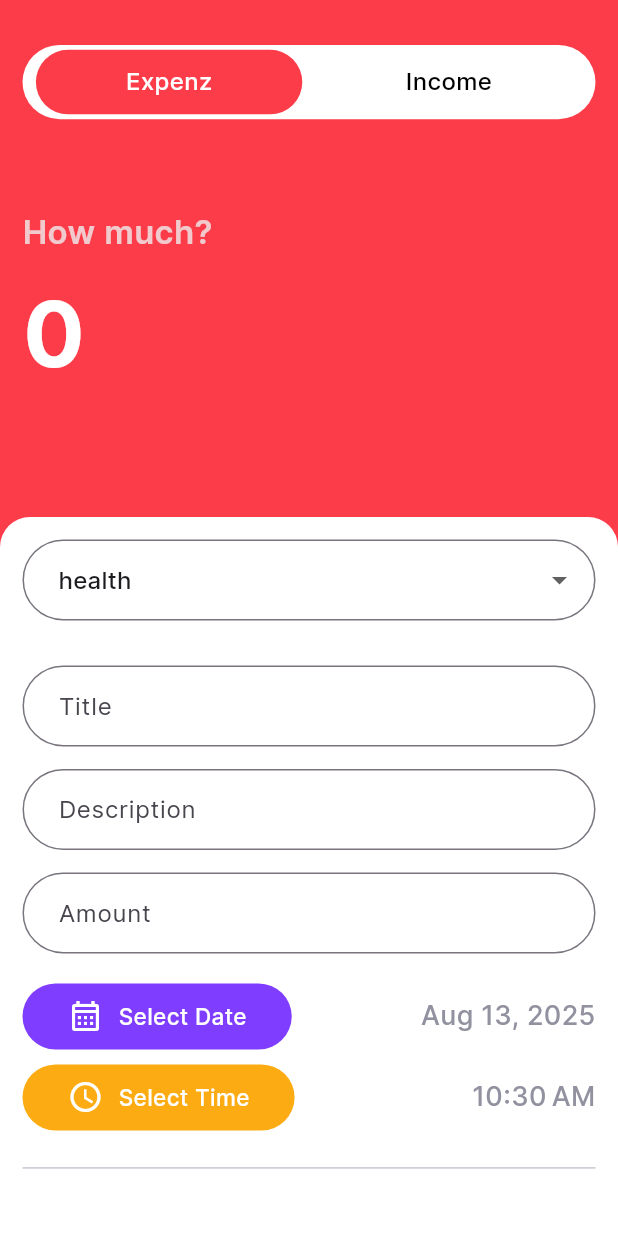
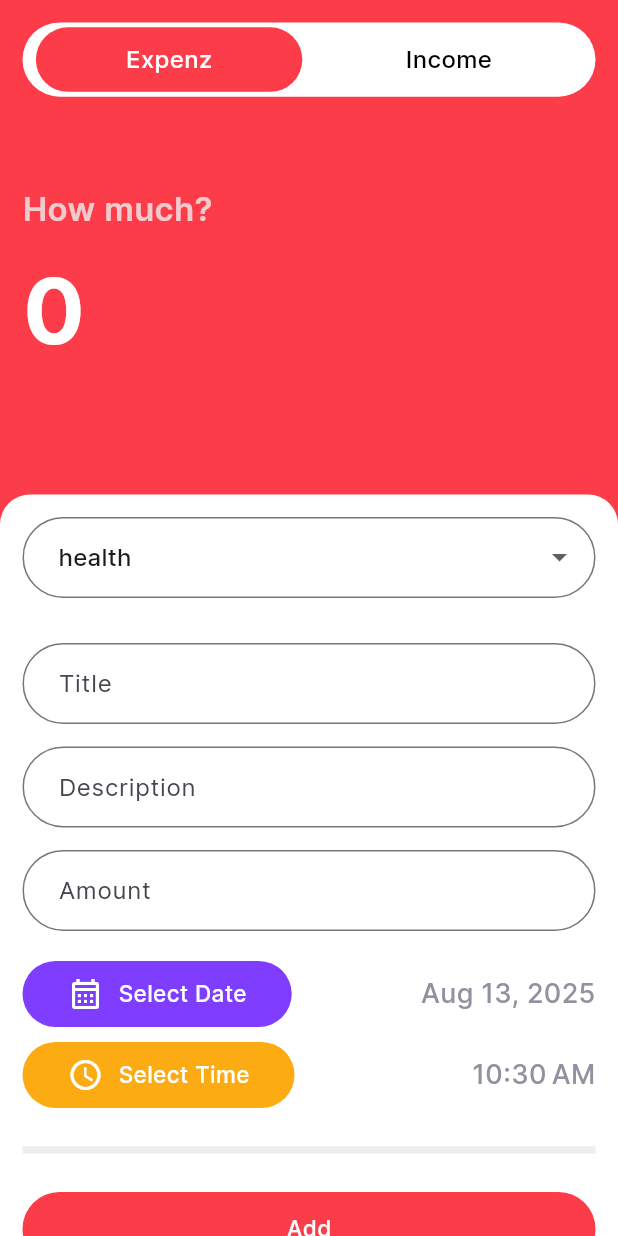
Before and after one commit to IT20024536/expenz-app, a Flutter app: the AddNewScreen screen opened directly, on a phone screen of 412 x 824 dp. Run offline on Flutter 3.47's test engine with Material 3 defaults, Android fonts, the phone set to English and light mode, and no system bars; our stand-ins replace shared_preferences, smooth_page_indicator; accounts and stored records are empty.

Commit message:
add new screen done

```diff
--- a/lib/screens/add_new_screen.dart
+++ b/lib/screens/add_new_screen.dart
@@ -2,6 +2,7 @@ import 'package:expenz/models/expenz_model.dart';
 import 'package:expenz/models/income_model.dart';
 import 'package:expenz/utils/colors.dart';
 import 'package:expenz/utils/constants.dart';
+import 'package:expenz/widgets/custom_button.dart';
 import 'package:flutter/material.dart';
 import 'package:intl/intl.dart';
 
@@ -38,8 +39,7 @@ class _AddNewScreenState extends State<AddNewScreen> {
       backgroundColor: selectedMethod == 0 ? kRed : kGreen,
       body: SafeArea(
         child: SingleChildScrollView(
-          child: Padding(
-            padding: const EdgeInsets.symmetric(vertical: kDefalutPadding,),
+          physics: ClampingScrollPhysics(),
           child: Stack(
             children: [
 
@@ -158,7 +158,7 @@ class _AddNewScreenState extends State<AddNewScreen> {
 
               ///user data form
               Container(
-                  height: MediaQuery.of(context).size.height*0.6,
+                height: MediaQuery.of(context).size.height*0.7,
                 margin: EdgeInsets.only(
                   top: MediaQuery.of(context).size.height*0.4,
                 ),
@@ -381,8 +381,18 @@ class _AddNewScreenState extends State<AddNewScreen> {
                               ),
                             ],
                           ),
+                          SizedBox(height: 20,),
 
-                            Divider(height: 50,),
+                          Divider(
+                            thickness: 5,
+                            color: kLightGrey,
+                          ),
+                          SizedBox(height: 20,),
+
+                          CustomButton(
+                              buttonName: "Add",
+                              buttonColor: selectedMethod == 0 ? kRed : kGreen,
+                          ),
 
                         ],
                       ),
@@ -394,7 +404,6 @@ class _AddNewScreenState extends State<AddNewScreen> {
           ),
         ),
       ),
-      ),
     );
   }
 }
```
Lines whose indentation alone changed are shown as unchanged.
